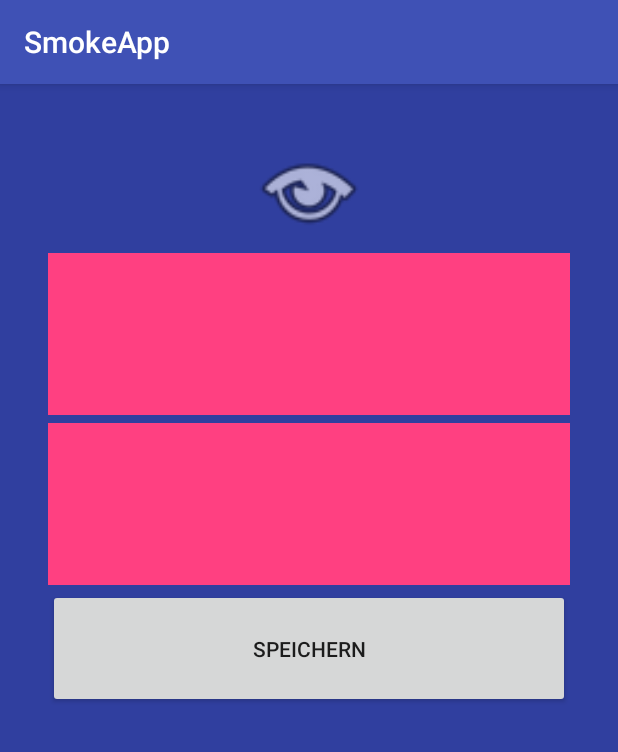
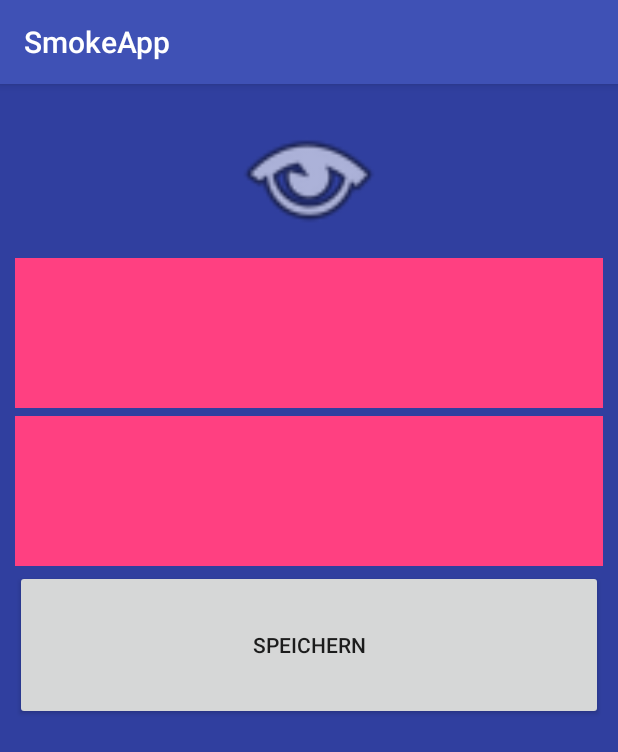
Before and after one commit to racestar4/SmokerApp, an Android app: the screen it shows after launch (MainActivity), on a phone screen of 412 x 824 dp. Shown: the top 752 px of the screen. Run offline under Robolectric (Android 15) with nearby library versions, the phone set to English and light mode, and no system bars; network calls fail.

Commit message:
layout optimized for more phones

```diff
--- a/app/src/main/java/com/example/smokeapp/smokeapp/MainActivity.java
+++ b/app/src/main/java/com/example/smokeapp/smokeapp/MainActivity.java
@@ -33,7 +33,7 @@ public class  MainActivity extends AppCompatActivity {
         try {
             jsonObject = new JSONObject(dataBaseConnection.doInBackground("userInformation", "bob"));
         } catch (Exception e) {
-            System.out.println(e.toString());
+           // System.out.println(e.toString());
         }
     }
 
@@ -41,12 +41,16 @@ public class  MainActivity extends AppCompatActivity {
     public void statistics (View view){
 
         setContentView(R.layout.activity_statistics);
-        Toast.makeText(this, jsonObject.toString(), Toast.LENGTH_SHORT).show();
+     //   Toast.makeText(this, jsonObject.toString(), Toast.LENGTH_SHORT).show();
     }
     //On Click config
      public void config (View view) {
         setContentView(R.layout.activity_config);
      }
+
+        public void smoked(View view){
+        Toast.makeText(this,"Du raucher", Toast.LENGTH_SHORT).show();
+        }
 
         // On Click save user settings
         public void saveSettings (View view){
--- a/app/src/main/res/layout/activity_config.xml
+++ b/app/src/main/res/layout/activity_config.xml
@@ -16,46 +16,53 @@
     <LinearLayout
         android:layout_width="0dp"
         android:layout_height="0dp"
-        android:layout_marginBottom="32dp"
-        android:layout_marginEnd="32dp"
-        android:layout_marginStart="32dp"
-        android:layout_marginTop="32dp"
+        android:layout_margin="10dp"
+        android:layout_marginBottom="16dp"
+        android:layout_marginEnd="8dp"
+        android:layout_marginStart="8dp"
+        android:layout_marginTop="16dp"
         android:orientation="vertical"
+        app:layout_constraintBaseline_toBaselineOf="parent"
         app:layout_constraintBottom_toBottomOf="parent"
         app:layout_constraintEnd_toEndOf="parent"
+        app:layout_constraintHorizontal_bias="1.0"
         app:layout_constraintStart_toStartOf="parent"
-        app:layout_constraintTop_toTopOf="parent">
+        app:layout_constraintTop_toTopOf="parent"
+        app:layout_constraintVertical_bias="0.0">
+        >
 
         <ImageView
             android:id="@+id/imageView2"
             android:layout_width="match_parent"
-            android:layout_height="78dp"
-            app:srcCompat="@android:drawable/ic_menu_view" />
+            android:layout_height="103dp"
+            app:srcCompat="@android:drawable/ic_menu_view"
+            tools:padding="5dp" />
 
         <TextView
             android:id="@+id/InputName"
             android:layout_width="match_parent"
-            android:layout_height="108dp"
+            android:layout_height="100dp"
             android:layout_marginBottom="4px"
             android:layout_marginTop="4px"
             android:background="@color/colorAccent"
-
             android:inputType="text" />
 
         <TextView
             android:id="@+id/InputSize"
             android:layout_width="match_parent"
-            android:layout_height="108dp"
+            android:layout_height="100dp"
             android:layout_marginBottom="4px"
             android:layout_marginTop="4px"
-
             android:background="@color/colorAccent"
-            android:inputType="number" />
+            android:contextClickable="true"
+            android:editable="true"
+            android:inputType="number"
+            android:visibility="visible" />
 
         <Button
             android:id="@+id/save"
             android:layout_width="match_parent"
-            android:layout_height="79dp"
+            android:layout_height="100dp"
             android:onClick="saveSettings"
             android:text="@string/save" />
     </LinearLayout>
--- a/app/src/main/res/layout/activity_main.xml
+++ b/app/src/main/res/layout/activity_main.xml
@@ -14,6 +14,7 @@
         android:layout_marginEnd="8dp"
         android:layout_marginStart="8dp"
         android:layout_marginTop="8dp"
+        android:onClick="smoked"
         app:layout_constraintBottom_toTopOf="@+id/linearLayout"
         app:layout_constraintEnd_toEndOf="parent"
         app:layout_constraintStart_toStartOf="parent"
```
Also changed, not shown: app/src/main/res/layout/activity_statistics.xml (+0 -20 lines).
